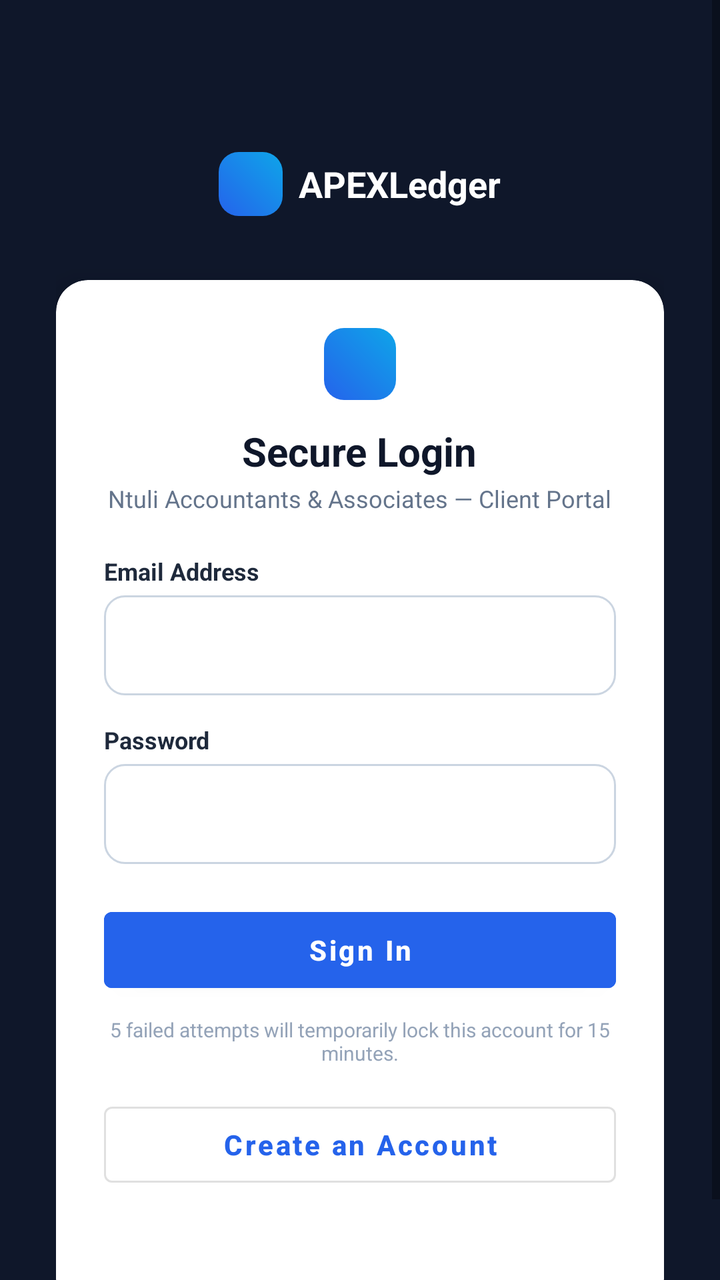
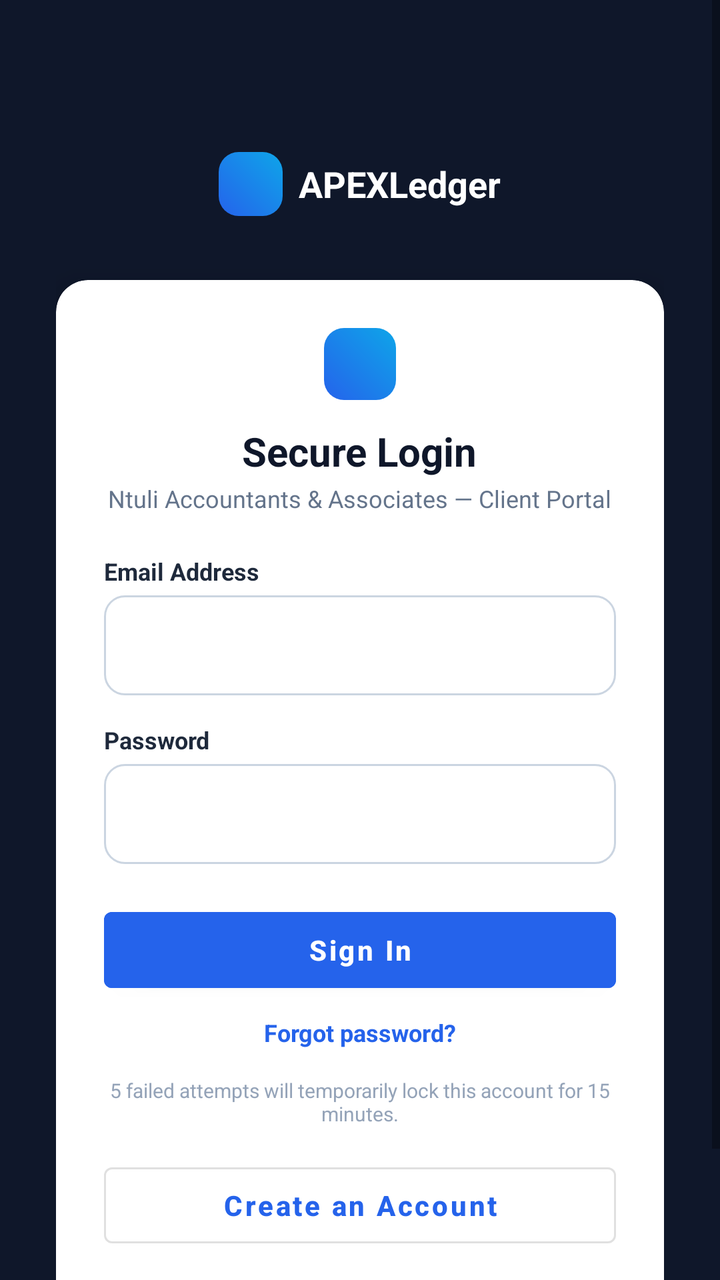

Screens rendered from an Android XML layout before and after an edit, with the pre-edit source and the edit as a unified diff.
<!-- AndroidManifest.xml: application theme Theme.ApexLedger -->
<!-- res/layout/activity_main.xml -->
<?xml version="1.0" encoding="utf-8"?>
<ScrollView xmlns:android="http://schemas.android.com/apk/res/android"
    android:layout_width="match_parent"
    android:layout_height="match_parent"
    android:background="@color/navy"
    android:fillViewport="true">

    <LinearLayout
        android:layout_width="match_parent"
        android:layout_height="wrap_content"
        android:orientation="vertical"
        android:gravity="center_horizontal"
        android:padding="28dp">

        <LinearLayout
            android:layout_width="wrap_content"
            android:layout_height="wrap_content"
            android:orientation="horizontal"
            android:gravity="center_vertical"
            android:layout_marginTop="48dp"
            android:layout_marginBottom="8dp">

            <View
                android:layout_width="32dp"
                android:layout_height="32dp"
                android:background="@drawable/bg_brand_icon" />

            <TextView
                android:layout_width="wrap_content"
                android:layout_height="wrap_content"
                android:text="APEXLedger"
                android:textColor="@color/white"
                android:textStyle="bold"
                android:textSize="18sp"
                android:layout_marginStart="8dp" />
        </LinearLayout>

        <androidx.cardview.widget.CardView
            android:layout_width="match_parent"
            android:layout_height="wrap_content"
            android:layout_marginTop="24dp"
            app:cardCornerRadius="16dp"
            app:cardElevation="8dp"
            app:cardBackgroundColor="@color/white"
            xmlns:app="http://schemas.android.com/apk/res-auto">

            <LinearLayout
                android:layout_width="match_parent"
                android:layout_height="wrap_content"
                android:orientation="vertical"
                android:gravity="center_horizontal"
                android:padding="24dp">

                <View
                    android:layout_width="36dp"
                    android:layout_height="36dp"
                    android:background="@drawable/bg_brand_icon"
                    android:layout_marginBottom="12dp" />

                <TextView
                    android:layout_width="wrap_content"
                    android:layout_height="wrap_content"
                    android:text="Secure Login"
                    android:textColor="@color/navy"
                    android:textStyle="bold"
                    android:textSize="20sp" />

                <TextView
                    android:layout_width="wrap_content"
                    android:layout_height="wrap_content"
                    android:text="Ntuli Accountants &amp; Associates — Client Portal"
                    android:textColor="@color/gray_500"
                    android:textSize="12sp"
                    android:layout_marginTop="2dp"
                    android:layout_marginBottom="20dp" />

                <LinearLayout
                    android:layout_width="match_parent"
                    android:layout_height="wrap_content"
                    android:orientation="vertical">

                    <TextView
                        android:layout_width="wrap_content"
                        android:layout_height="wrap_content"
                        android:text="Email Address"
                        android:textColor="@color/navy_700"
                        android:textStyle="bold"
                        android:textSize="12sp"
                        android:layout_marginBottom="4dp" />

                    <EditText
                        android:id="@+id/etEmail"
                        android:layout_width="match_parent"
                        android:layout_height="50dp"
                        android:background="@drawable/bg_input_field"
                        android:paddingStart="14dp"
                        android:paddingEnd="14dp"
                        android:inputType="textEmailAddress"
                        android:textSize="14sp"
                        android:layout_marginBottom="14dp" />

                    <TextView
                        android:layout_width="wrap_content"
                        android:layout_height="wrap_content"
                        android:text="Password"
                        android:textColor="@color/navy_700"
                        android:textStyle="bold"
                        android:textSize="12sp"
                        android:layout_marginBottom="4dp" />

                    <EditText
                        android:id="@+id/etPassword"
                        android:layout_width="match_parent"
                        android:layout_height="50dp"
                        android:background="@drawable/bg_input_field"
                        android:paddingStart="14dp"
                        android:paddingEnd="14dp"
                        android:inputType="textPassword"
                        android:textSize="14sp"
                        android:layout_marginBottom="18dp" />

                    <com.google.android.material.button.MaterialButton
                        android:id="@+id/btnLogin"
                        android:layout_width="match_parent"
                        android:layout_height="50dp"
                        android:text="Sign In"
                        android:textAllCaps="false"
                        android:textStyle="bold"
                        android:backgroundTint="@color/primary"
                        android:textColor="@color/white"
                        android:layout_marginBottom="8dp" />

                    <TextView
                        android:layout_width="wrap_content"
                        android:layout_height="wrap_content"
                        android:layout_gravity="center_horizontal"
                        android:text="5 failed attempts will temporarily lock this account for 15 minutes."
                        android:textColor="@color/gray_400"
                        android:textSize="10sp"
                        android:gravity="center"
                        android:layout_marginBottom="14dp" />

                    <com.google.android.material.button.MaterialButton
                        android:id="@+id/btnRegister"
                        style="@style/Widget.MaterialComponents.Button.OutlinedButton"
                        android:layout_width="match_parent"
                        android:layout_height="50dp"
                        android:text="Create an Account"
                        android:textAllCaps="false"
                        android:textStyle="bold" />

                    <TextView
                        android:id="@+id/tvStatus"
                        android:layout_width="wrap_content"
                        android:layout_height="wrap_content"
                        android:layout_gravity="center_horizontal"
                        android:layout_marginTop="16dp"
                        android:textColor="@color/danger_dark"
                        android:textSize="13sp"
                        android:gravity="center" />

                </LinearLayout>

            </LinearLayout>
        </androidx.cardview.widget.CardView>

    </LinearLayout>
</ScrollView>
<!-- resources referenced by this layout -->
<resources>
  <color name="danger_dark">#DC2626</color>
  <color name="gray_400">#94A3B8</color>
  <color name="gray_500">#64748B</color>
  <color name="navy">#0F172A</color>
  <color name="navy_700">#1E293B</color>
  <color name="primary">#2563EB</color>
  <color name="white">#FFFFFF</color>
  <!-- drawable bg_brand_icon (drawable) -->
  <?xml version="1.0" encoding="utf-8"?>
  <shape xmlns:android="http://schemas.android.com/apk/res/android"
      android:shape="rectangle">
      <corners android:radius="10dp" />
      <gradient
          android:angle="45"
          android:startColor="@color/primary"
          android:endColor="@color/cyan" />
  </shape>
  <!-- drawable bg_input_field (drawable) -->
  <?xml version="1.0" encoding="utf-8"?>
  <shape xmlns:android="http://schemas.android.com/apk/res/android"
      android:shape="rectangle">
      <corners android:radius="10dp" />
      <solid android:color="@color/white" />
      <stroke android:width="1dp" android:color="@color/gray_300" />
  </shape>
  <style name="Theme.ApexLedger" parent="Theme.MaterialComponents.DayNight.NoActionBar">
          <item name="colorPrimary">@color/primary</item>
          <item name="colorPrimaryDark">@color/primary_dark</item>
          <item name="colorAccent">@color/success</item>
          <item name="android:windowBackground">@color/background</item>
          <item name="android:statusBarColor">@color/navy</item>
          <item name="android:navigationBarColor">@color/white</item>
      </style>
  <color name="cyan">#0EA5E9</color>
  <color name="gray_300">#CBD5E1</color>
  <color name="primary_dark">#1D4ED8</color>
  <color name="success">#16A34A</color>
  <color name="background">@color/gray_50</color>
  <color name="gray_50">#F8FAFC</color>
</resources>

<!-- the commit's change to res/layout/activity_main.xml (unified diff, before → after) -->
@@ -131,6 +131,17 @@
                         android:layout_marginBottom="8dp" />
 
                     <TextView
+                        android:id="@+id/tvForgotPassword"
+                        android:layout_width="wrap_content"
+                        android:layout_height="wrap_content"
+                        android:layout_gravity="center_horizontal"
+                        android:text="Forgot password?"
+                        android:textColor="@color/primary"
+                        android:textStyle="bold"
+                        android:textSize="12sp"
+                        android:layout_marginBottom="14dp" />
+
+                    <TextView
                         android:layout_width="wrap_content"
                         android:layout_height="wrap_content"
                         android:layout_gravity="center_horizontal"
